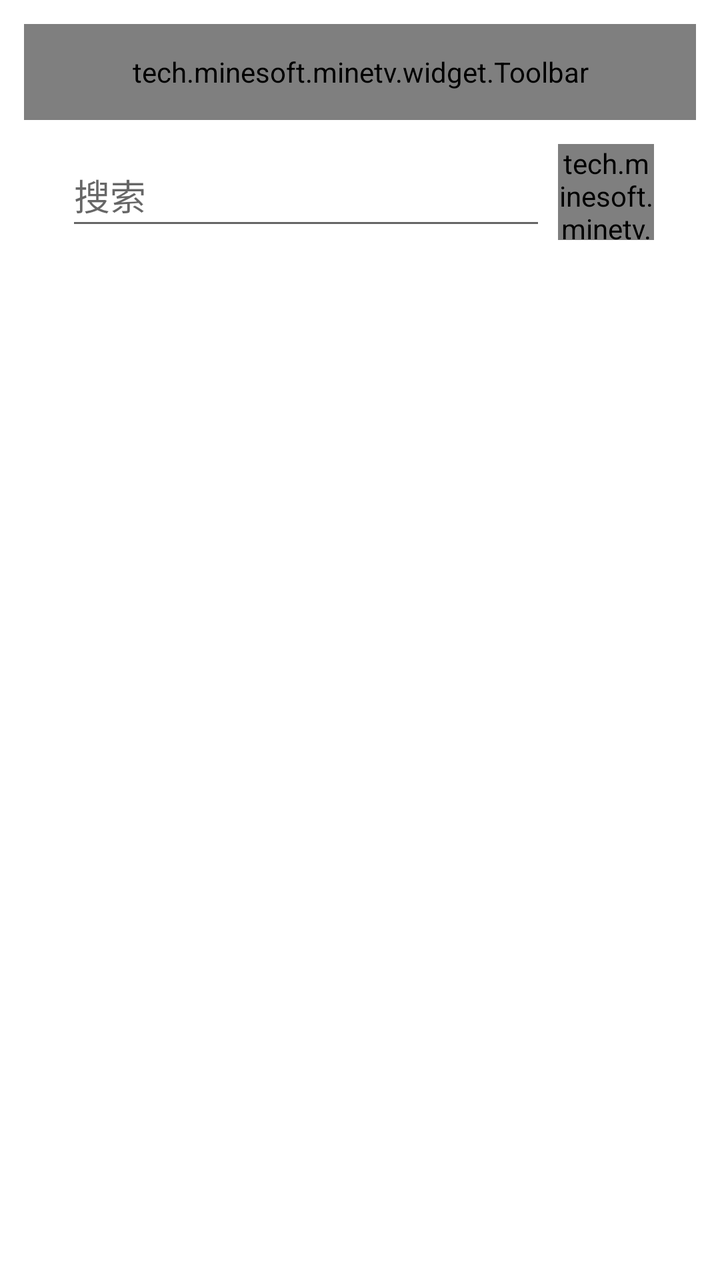
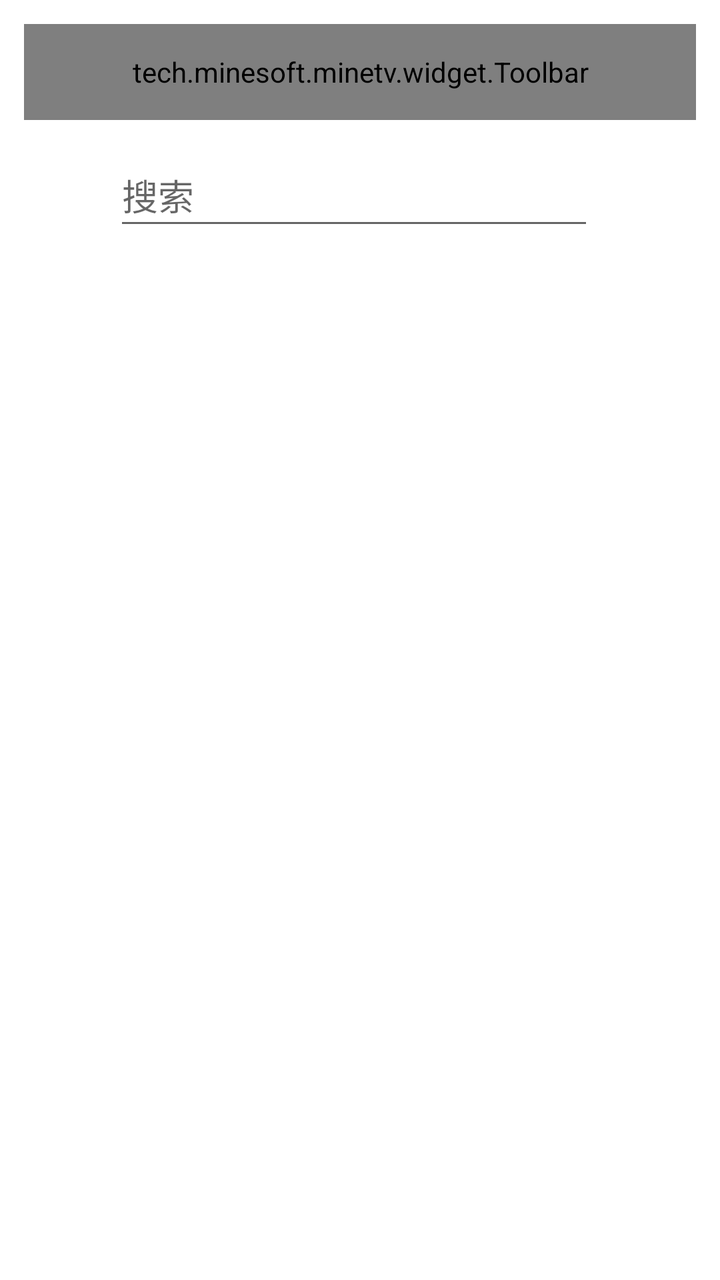

Two renders of the same Android screen: before a commit and after it. Below are the layout's source before the change and the commit's diff.
<!-- AndroidManifest.xml: activity theme Theme.Minetv.NoActionBar -->
<!-- res/layout/activity_search.xml -->
<?xml version="1.0" encoding="utf-8"?>
<LinearLayout
    xmlns:android="http://schemas.android.com/apk/res/android"
    xmlns:app="http://schemas.android.com/apk/res-auto"
    xmlns:tools="http://schemas.android.com/tools"
    android:layout_width="match_parent"
    android:layout_height="match_parent"
    android:orientation="vertical"
    android:fitsSystemWindows="true"
    tools:context=".activity.SearchActivity">

    <tech.minesoft.minetv.widget.Toolbar
        android:id="@+id/toolbar"
        android:layout_width="match_parent"
        android:layout_height="@dimen/btn_height"
        android:layout_marginTop="@dimen/toolbar_margin"
        android:layout_marginHorizontal="@dimen/toolbar_margin"/>

    <LinearLayout
        android:layout_width="match_parent"
        android:layout_height="@dimen/btn_height"
        android:layout_marginTop="@dimen/toolbar_margin"
        android:layout_marginHorizontal="@dimen/toolbar_margin"
        android:orientation="horizontal">

        <TextView
            android:layout_width="0dp"
            android:layout_height="wrap_content"
            android:layout_weight="1"/>

        <EditText
            android:id="@+id/search_input"
            android:layout_width="@dimen/search_width"
            android:layout_height="@dimen/btn_height"
            android:layout_marginEnd="@dimen/btn_space"
            android:ems="10"
            android:imeOptions="actionSearch"
            android:inputType="text"
            android:hint="@string/search"
            android:importantForAutofill="no" />

        <tech.minesoft.minetv.widget.IconButton
            android:id="@+id/search_btn"
            android:layout_width="@dimen/btn_width"
            android:layout_height="@dimen/btn_height"
            app:srcCompat="@drawable/icon_search" />

        <TextView
            android:layout_width="0dp"
            android:layout_height="wrap_content"
            android:layout_weight="1"/>

    </LinearLayout>

    <include
        android:id="@+id/content"
        layout="@layout/search_scrolling" />

</LinearLayout>
<!-- res/layout/search_scrolling.xml (included above) -->
<?xml version="1.0" encoding="utf-8"?>
<androidx.core.widget.NestedScrollView xmlns:android="http://schemas.android.com/apk/res/android"
    xmlns:app="http://schemas.android.com/apk/res-auto"
    xmlns:tools="http://schemas.android.com/tools"
    android:layout_width="match_parent"
    android:layout_height="match_parent"
    android:layout_marginBottom="@dimen/block_space"
    app:layout_behavior="@string/appbar_scrolling_view_behavior"
    tools:context=".activity.HomeActivity"
    tools:showIn="@layout/activity_home">

    <LinearLayout
        android:id="@+id/vod_list"
        android:orientation="vertical"
        android:layout_width="match_parent"
        android:layout_height="wrap_content" />

</androidx.core.widget.NestedScrollView>
<!-- res/layout/activity_home.xml (included above) -->
<?xml version="1.0" encoding="utf-8"?>
<LinearLayout
    xmlns:android="http://schemas.android.com/apk/res/android"
    xmlns:app="http://schemas.android.com/apk/res-auto"
    xmlns:tools="http://schemas.android.com/tools"
    android:layout_width="match_parent"
    android:layout_height="match_parent"
    android:orientation="vertical"
    android:fitsSystemWindows="true"
    tools:context=".activity.HomeActivity">

    <tech.minesoft.minetv.widget.Toolbar
        android:id="@+id/toolbar"
        android:layout_height="@dimen/btn_height"
        android:layout_width="match_parent"
        android:layout_marginTop="@dimen/toolbar_margin"
        android:layout_marginHorizontal="@dimen/toolbar_margin"/>

    <include layout="@layout/home_scrolling" />

</LinearLayout>
<!-- res/layout/home_scrolling.xml (included above) -->
<?xml version="1.0" encoding="utf-8"?>
<androidx.core.widget.NestedScrollView xmlns:android="http://schemas.android.com/apk/res/android"
    xmlns:app="http://schemas.android.com/apk/res-auto"
    xmlns:tools="http://schemas.android.com/tools"
    android:layout_width="match_parent"
    android:layout_height="match_parent"
    app:layout_behavior="@string/appbar_scrolling_view_behavior"
    tools:context=".activity.HomeActivity"
    tools:showIn="@layout/activity_home">

    <TextView
        android:layout_width="wrap_content"
        android:layout_height="wrap_content"
        android:layout_margin="@dimen/btn_width"
        android:text="@string/large_text" />

</androidx.core.widget.NestedScrollView>
<!-- resources referenced by this layout -->
<resources>
  <dimen name="block_space">12dp</dimen>
  <dimen name="btn_height">48dp</dimen>
  <dimen name="btn_space">6dp</dimen>
  <dimen name="btn_width">48dp</dimen>
  <dimen name="search_width">240dp</dimen>
  <dimen name="toolbar_margin">12dp</dimen>
  <!-- drawable icon_search: webp bitmap (drawable, 1362 bytes) -->
  <string name="large_text" />
  <string name="search">搜索</string>
  <style name="Theme.Minetv.NoActionBar">
          <item name="windowActionBar">false</item>
          <item name="windowNoTitle">true</item>
      </style>
</resources>

<!-- the commit's change to res/layout/activity_search.xml (unified diff, before → after) -->
@@ -34,16 +34,17 @@
             android:layout_height="@dimen/btn_height"
             android:layout_marginEnd="@dimen/btn_space"
             android:ems="10"
+            android:inputType="text"
+            android:maxLines="1"
             android:imeOptions="actionSearch"
-            android:inputType="text"
             android:hint="@string/search"
             android:importantForAutofill="no" />
 
-        <tech.minesoft.minetv.widget.IconButton
-            android:id="@+id/search_btn"
-            android:layout_width="@dimen/btn_width"
-            android:layout_height="@dimen/btn_height"
-            app:srcCompat="@drawable/icon_search" />
+
+
+
+
+
 
         <TextView
             android:layout_width="0dp"
@@ -78,8 +79,7 @@
 </androidx.core.widget.NestedScrollView>
 <!-- res/layout/activity_home.xml (included above) -->
 <?xml version="1.0" encoding="utf-8"?>
-<LinearLayout
-    xmlns:android="http://schemas.android.com/apk/res/android"
+<LinearLayout xmlns:android="http://schemas.android.com/apk/res/android"
     xmlns:app="http://schemas.android.com/apk/res-auto"
     xmlns:tools="http://schemas.android.com/tools"
     android:layout_width="match_parent"
@@ -93,9 +93,11 @@
         android:layout_height="@dimen/btn_height"
         android:layout_width="match_parent"
         android:layout_marginTop="@dimen/toolbar_margin"
-        android:layout_marginHorizontal="@dimen/toolbar_margin"/>
+        android:layout_marginHorizontal="@dimen/toolbar_margin" />
 
-    <include layout="@layout/home_scrolling" />
+    <include
+        android:id="@+id/content"
+        layout="@layout/home_scrolling" />
 
 </LinearLayout>
 <!-- res/layout/home_scrolling.xml (included above) -->
@@ -105,14 +107,15 @@
     xmlns:tools="http://schemas.android.com/tools"
     android:layout_width="match_parent"
     android:layout_height="match_parent"
+    android:layout_marginBottom="@dimen/block_space"
     app:layout_behavior="@string/appbar_scrolling_view_behavior"
     tools:context=".activity.HomeActivity"
     tools:showIn="@layout/activity_home">
 
-    <TextView
-        android:layout_width="wrap_content"
-        android:layout_height="wrap_content"
-        android:layout_margin="@dimen/btn_width"
-        android:text="@string/large_text" />
+    <LinearLayout
+        android:id="@+id/vod_list"
+        android:orientation="vertical"
+        android:layout_width="match_parent"
+        android:layout_height="wrap_content" />
 
 </androidx.core.widget.NestedScrollView>
<!-- resource entries referenced after the edit -->
@@ -1,13 +1,10 @@
 <!-- resources referenced by this layout -->
 <resources>
-  <dimen name="block_space">12dp</dimen>
+  <dimen name="block_space">6dp</dimen>
   <dimen name="btn_height">48dp</dimen>
   <dimen name="btn_space">6dp</dimen>
-  <dimen name="btn_width">48dp</dimen>
   <dimen name="search_width">240dp</dimen>
   <dimen name="toolbar_margin">12dp</dimen>
-  <!-- drawable icon_search: webp bitmap (drawable, 1362 bytes) -->
-  <string name="large_text" />
   <string name="search">搜索</string>
   <style name="Theme.Minetv.NoActionBar">
           <item name="windowActionBar">false</item>
